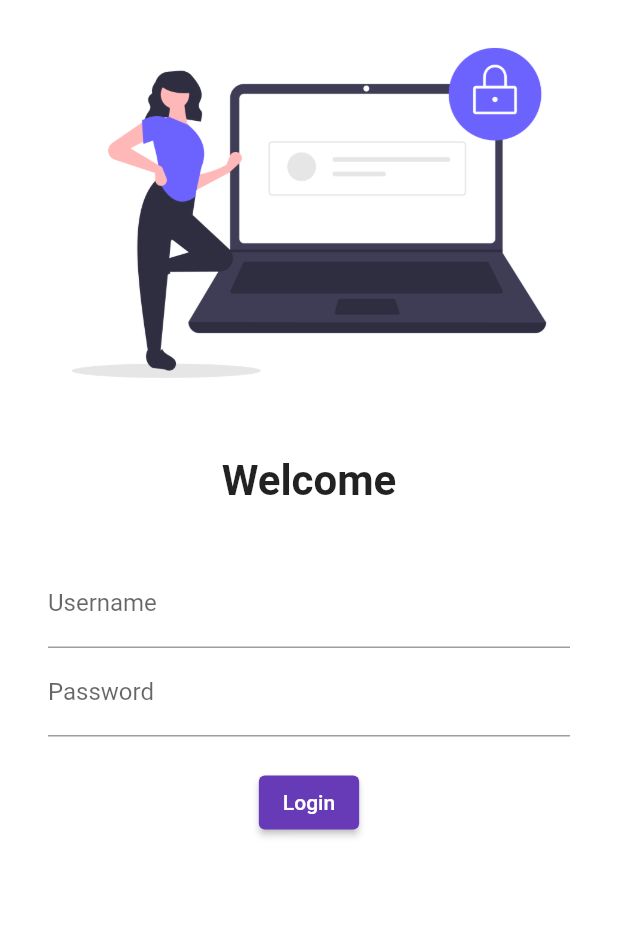
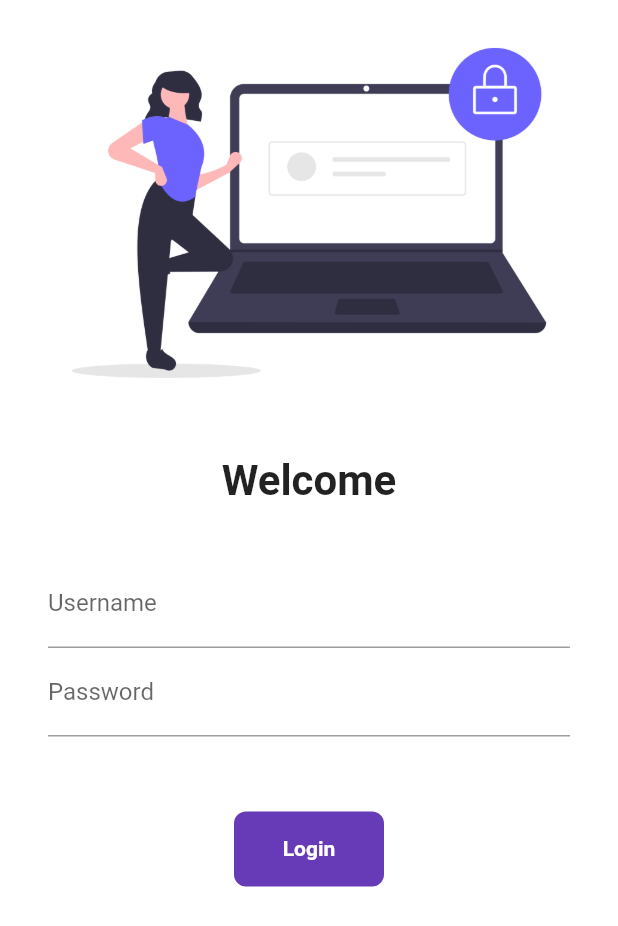
Before and after one commit to anas12136/my-application, a Flutter app: the screen it shows after launch, on a phone screen of 412 x 824 dp. Shown: the top 926 px of the screen. Run offline on Flutter 3.47's test engine with Material 2 defaults, Android fonts, the phone set to English and light mode, and no system bars; our stand-ins replace google_fonts.

Commit message:
chapter 6 completed

```diff
--- a/lib/Pages/LoginPage.dart
+++ b/lib/Pages/LoginPage.dart
@@ -1,6 +1,17 @@
+import 'dart:async';
+
 import 'package:flutter/material.dart';
+import 'package:git_project_2/Pages/home_page.dart';
+import 'package:git_project_2/utills/routes.dart';
 
-class LoginPage extends StatelessWidget {
+class LoginPage extends StatefulWidget {
+  @override
+  _LoginPageState createState() => _LoginPageState();
+}
+
+class _LoginPageState extends State<LoginPage> {
+  String name = "";
+  bool ChangeButton = false;
   @override
   Widget build(BuildContext context) {
     return Material(
@@ -42,27 +53,45 @@ class LoginPage extends StatelessWidget {
                   ),
 
                 ),
-                SizedBox(height: 20.0,),
-                ElevatedButton(
-                  child:
-                  Text("Login"),
-                    style: TextButton.styleFrom(),
-                  onPressed: (){
-                    print("Hi Anas!");
-                    },
+                SizedBox(height: 50.0,),
+                InkWell(
+                  onTap: () async{
+                    setState(() {
+                      ChangeButton = true;
+                    });
+                    await Future.delayed(Duration(seconds: 1));
+                    Navigator.pushNamed(context, MyRoutes.homeRoute);
+                  },
+                  child: AnimatedContainer(
+                    duration: Duration(seconds: 1),
+                    width: ChangeButton? 50 : 100,
+                    height: 50,
+                    alignment: Alignment.center,
+                    child: ChangeButton
+                        ? Icon(
+                      Icons.done,
+                    color: Colors.white,
+                    )
+                    : Text("Login",
+                    style: TextStyle(
+                      color: Colors.white,
+                      fontWeight: FontWeight.bold,
 
-                ),
-              ],
-            ),
+                    ),
+
+
+                    ),
+
+                    decoration: BoxDecoration(
+                      color: Colors.deepPurple,
+                      borderRadius: BorderRadius.circular(ChangeButton?50 : 8),
+                    ),
+          ),
           )
         ],
-
-
-        )
-      );
-
-
-
-
+        ),
+      ),
+    ]),
+    );
   }
 }
--- a/lib/main.dart
+++ b/lib/main.dart
@@ -1,6 +1,7 @@
 import 'package:flutter/material.dart';
 import 'package:git_project_2/Pages/home_page.dart';
 import 'package:git_project_2/Pages/LoginPage.dart';
+import 'package:git_project_2/utills/routes.dart';
 import 'package:google_fonts/google_fonts.dart';
 
 void main() => runApp(MyApp());
@@ -19,8 +20,8 @@ class MyApp extends StatelessWidget{
           ),
           routes: {
             "/": (context) => LoginPage(),
-            "/home":(context) => HomePage(),
-            "/login":(context) => LoginPage(),
+            MyRoutes.homeRoute:(context) => HomePage(),
+            MyRoutes.loginRoute:(context) => LoginPage(),
           }
           );
 
--- /dev/null
+++ b/lib/utills/routes.dart
@@ -0,0 +1,5 @@
+class MyRoutes {
+  static String loginRoute = "/login";
+  static String homeRoute = "/home";
+
+}
```
